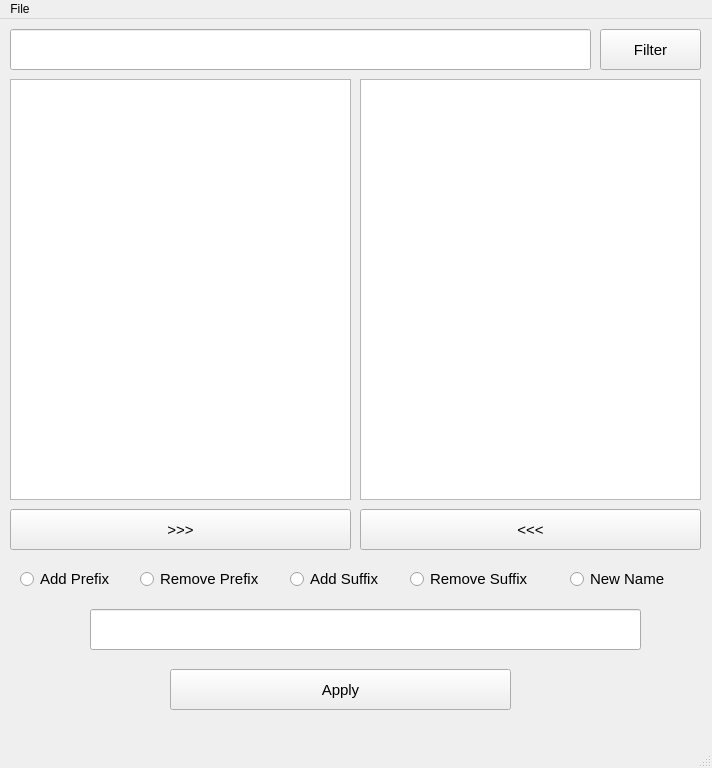
Old version of the form bulkgui.ui in the repository azaanzafar1610/bulkRenameFile.
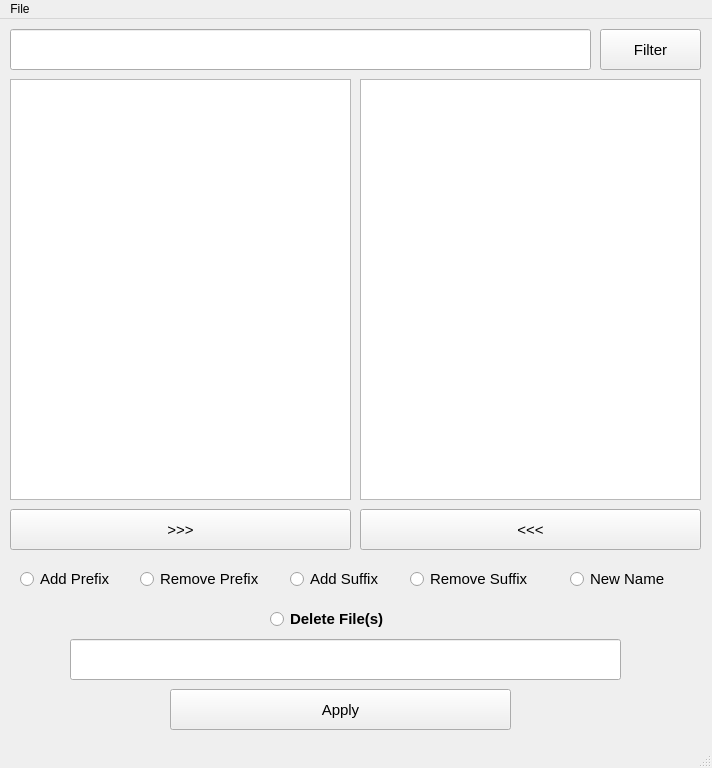
New version of the form.

Commit message:
Added delete bulk files feature
Now you can delete bulk files

Patch:
```diff
--- a/bulkgui.ui
+++ b/bulkgui.ui
@@ -213,7 +213,7 @@
     <property name="geometry">
      <rect>
       <x>170</x>
-      <y>650</y>
+      <y>670</y>
       <width>341</width>
       <height>41</height>
      </rect>
@@ -230,8 +230,8 @@
    <widget class="QLineEdit" name="nameEdit">
     <property name="geometry">
      <rect>
-      <x>90</x>
-      <y>590</y>
+      <x>70</x>
+      <y>620</y>
       <width>551</width>
       <height>41</height>
      </rect>
@@ -242,6 +242,29 @@
      </font>
     </property>
    </widget>
+   <widget class="QRadioButton" name="deleteRadioButton">
+    <property name="geometry">
+     <rect>
+      <x>270</x>
+      <y>590</y>
+      <width>151</width>
+      <height>20</height>
+     </rect>
+    </property>
+    <property name="font">
+     <font>
+      <pointsize>11</pointsize>
+      <weight>75</weight>
+      <bold>true</bold>
+     </font>
+    </property>
+    <property name="tabletTracking">
+     <bool>false</bool>
+    </property>
+    <property name="text">
+     <string>Delete File(s)</string>
+    </property>
+   </widget>
   </widget>
   <widget class="QMenuBar" name="menubar">
    <property name="geometry">
```
The commit also changes 1 other file.
